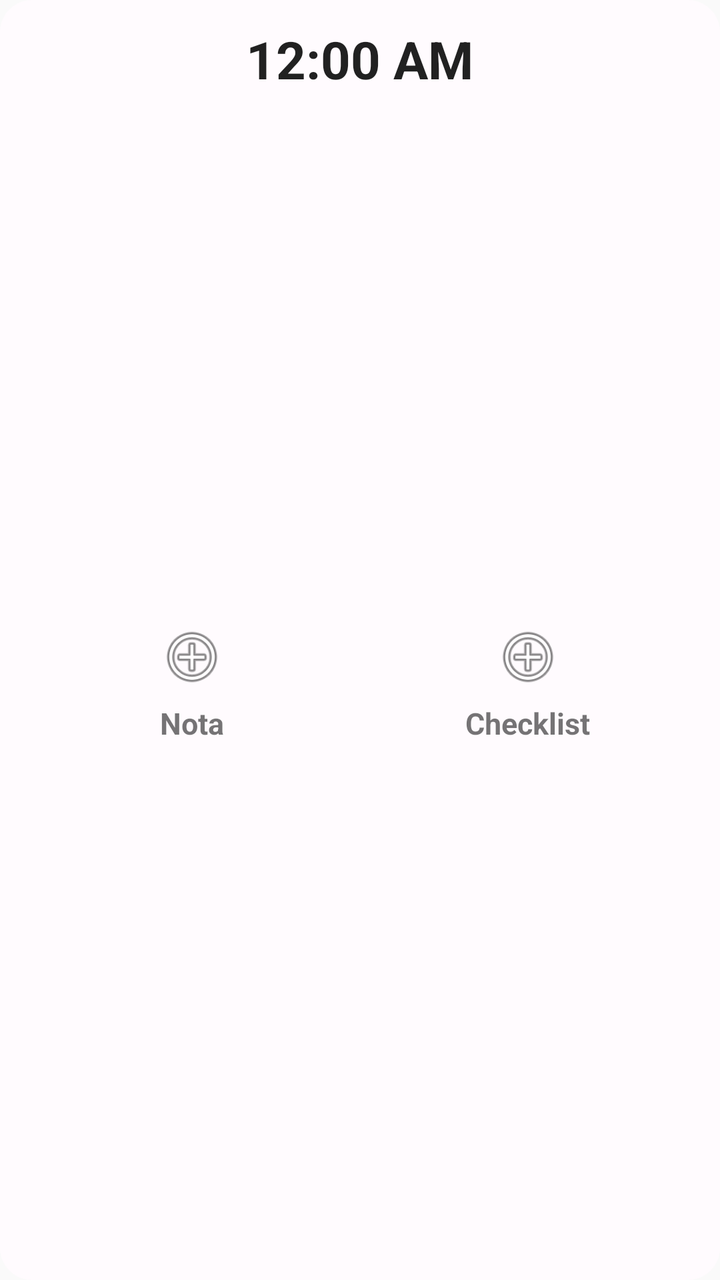
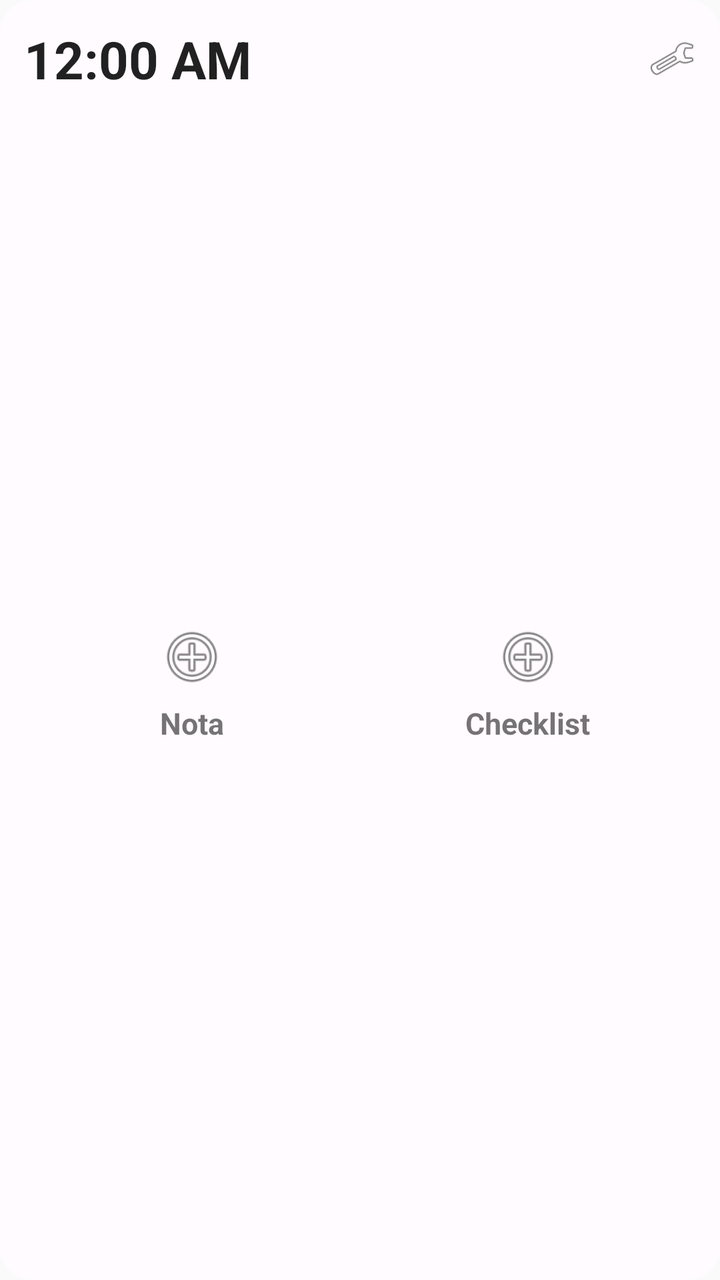

Screens rendered from an Android XML layout before and after an edit, with the pre-edit source and the edit as a unified diff.
<!-- AndroidManifest.xml: application theme Theme.Notes -->
<!-- res/layout/widget_quick_actions.xml -->
<?xml version="1.0" encoding="utf-8"?>
<LinearLayout xmlns:android="http://schemas.android.com/apk/res/android"
    android:id="@+id/Layout"
    android:layout_width="match_parent"
    android:layout_height="match_parent"
    android:background="@drawable/widget_background_light"
    android:orientation="vertical"
    android:padding="12dp">

    
    <TextClock
        android:id="@+id/Clock"
        android:layout_width="wrap_content"
        android:layout_height="wrap_content"
        android:layout_gravity="center_horizontal"
        android:format12Hour="h:mm a"
        android:format24Hour="H:mm"
        android:textSize="26sp"
        android:textStyle="bold" />

    <LinearLayout
        android:layout_width="match_parent"
        android:layout_height="0dp"
        android:layout_weight="1"
        android:layout_marginTop="8dp"
        android:orientation="horizontal">

        <LinearLayout
            android:id="@+id/NewNoteButton"
            android:layout_width="0dp"
            android:layout_height="match_parent"
            android:layout_weight="1"
            android:layout_margin="4dp"
            android:foreground="?android:attr/selectableItemBackground"
            android:clickable="true"
            android:focusable="true"
            android:gravity="center"
            android:orientation="vertical">

            <ImageView
                android:id="@+id/NewNoteIcon"
                android:layout_width="34dp"
                android:layout_height="34dp"
                android:src="@android:drawable/ic_menu_add" />

            <TextView
                android:id="@+id/NewNoteLabel"
                android:layout_width="wrap_content"
                android:layout_height="wrap_content"
                android:layout_marginTop="6dp"
                android:text="@string/quick_actions_widget_new_note"
                android:textSize="15sp"
                android:textStyle="bold" />
        </LinearLayout>

        <LinearLayout
            android:id="@+id/NewChecklistButton"
            android:layout_width="0dp"
            android:layout_height="match_parent"
            android:layout_weight="1"
            android:layout_margin="4dp"
            android:foreground="?android:attr/selectableItemBackground"
            android:clickable="true"
            android:focusable="true"
            android:gravity="center"
            android:orientation="vertical">

            <ImageView
                android:id="@+id/NewChecklistIcon"
                android:layout_width="34dp"
                android:layout_height="34dp"
                android:src="@android:drawable/ic_menu_add" />

            <TextView
                android:id="@+id/NewChecklistLabel"
                android:layout_width="wrap_content"
                android:layout_height="wrap_content"
                android:layout_marginTop="6dp"
                android:text="@string/quick_actions_widget_new_checklist"
                android:textSize="15sp"
                android:textStyle="bold" />
        </LinearLayout>
    </LinearLayout>
</LinearLayout>
<!-- resources referenced by this layout -->
<resources>
  <!-- drawable widget_background_light (drawable) -->
  <?xml version="1.0" encoding="utf-8"?>
  <shape xmlns:android="http://schemas.android.com/apk/res/android">
      <corners android:radius="16dp" />
      <solid android:color="#FFFFFBFE" />
  </shape>
  <string name="quick_actions_widget_new_checklist">Checklist</string>
  <string name="quick_actions_widget_new_note">Nota</string>
  <style name="Theme.Notes" parent="android:Theme.Material.Light.NoActionBar" />
</resources>

<!-- the commit's change to res/layout/widget_quick_actions.xml (unified diff, before → after) -->
@@ -8,15 +8,31 @@
     android:padding="12dp">
 
     
-    <TextClock
-        android:id="@+id/Clock"
-        android:layout_width="wrap_content"
+    <LinearLayout
+        android:layout_width="match_parent"
         android:layout_height="wrap_content"
-        android:layout_gravity="center_horizontal"
-        android:format12Hour="h:mm a"
-        android:format24Hour="H:mm"
-        android:textSize="26sp"
-        android:textStyle="bold" />
+        android:orientation="horizontal">
+
+        <TextClock
+            android:id="@+id/Clock"
+            android:layout_width="0dp"
+            android:layout_height="wrap_content"
+            android:layout_weight="1"
+            android:layout_gravity="center_vertical"
+            android:format12Hour="h:mm a"
+            android:format24Hour="H:mm"
+            android:textSize="26sp"
+            android:textStyle="bold" />
+
+        <ImageView
+            android:id="@+id/ChangeGear"
+            android:layout_width="24dp"
+            android:layout_height="24dp"
+            android:layout_gravity="center_vertical"
+            android:contentDescription="@string/widget_configure_appearance"
+            android:src="@android:drawable/ic_menu_manage" />
+
+    </LinearLayout>
 
     <LinearLayout
         android:layout_width="match_parent"
<!-- resource entries referenced after the edit -->
@@ -8,6 +8,7 @@
   </shape>
   <string name="quick_actions_widget_new_checklist">Checklist</string>
   <string name="quick_actions_widget_new_note">Nota</string>
+  <string name="widget_configure_appearance">Configurar apariencia del widget</string>
   <style name="Theme.Notes" parent="android:Theme.Material.Light.NoActionBar" />
 </resources>
 
